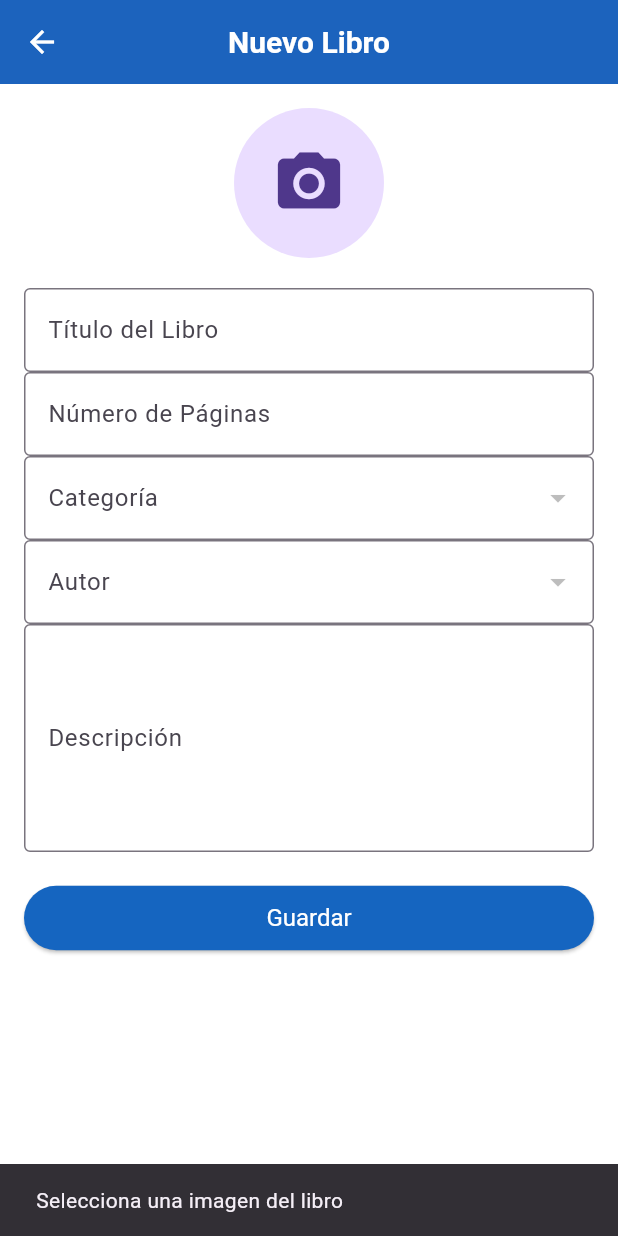
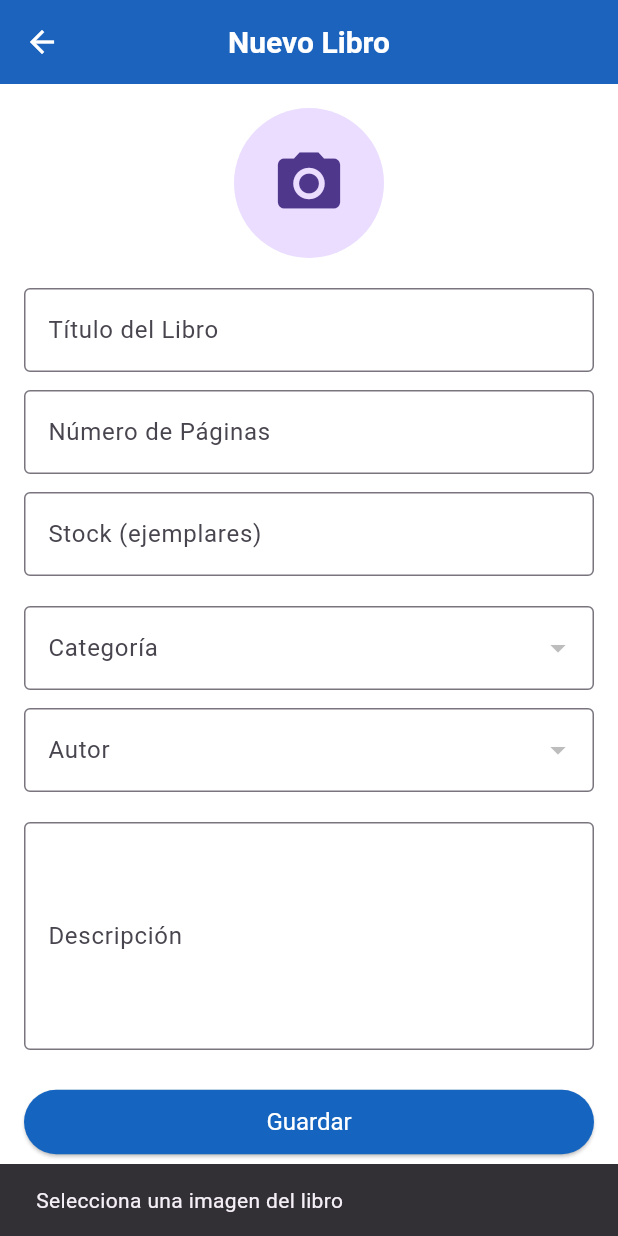
Before and after one commit to Cesar117-V/BibliotecaApp, a Flutter app: the EdicionLibro screen opened directly, after a tap on "Guardar", on a phone screen of 412 x 824 dp. Run offline on Flutter 3.47's test engine with Material 3 defaults, Android fonts, the phone set to English and light mode, and no system bars; our stand-ins replace image_picker, sqflite, sqflite_common_ffi; accounts and stored records are empty.

Commit message:
Añade migración de stock y campo stock en formulario y lista

```diff
--- a/lib/modelo/database/dao.dart
+++ b/lib/modelo/database/dao.dart
@@ -17,7 +17,19 @@ class Dao {
   static Future<Database> _initDB(String filePath) async {
     final databasePath = await getDatabasesPath();
     final path = join(databasePath, filePath);
-    return await openDatabase(path, version: 6, onCreate: _createDB);
+    return await openDatabase(
+      path,
+      version: 7, // <-- Antes era 6, ahora 7
+      onCreate: _createDB,
+      onUpgrade: (db, oldV, newV) async {
+        if (oldV < 7) {
+          // Sólo corre una vez, la primera vez que abra versión 7
+          await db.execute(
+            'ALTER TABLE libros ADD COLUMN stock INTEGER NOT NULL DEFAULT 0',
+          );
+        }
+      },
+    );
   }
 
   static Future _createDB(Database db, int version) async {
@@ -46,6 +58,7 @@ class Dao {
         id_categoria INTEGER NOT NULL,
         numero_paginas INTEGER NOT NULL,
         id_autor INTEGER NOT NULL,
+        stock INTEGER NOT NULL DEFAULT 0,
         FOREIGN KEY (id_categoria) REFERENCES categorias (id),
         FOREIGN KEY (id_autor) REFERENCES autores (id)
       )
@@ -71,6 +84,7 @@ class Dao {
   static Future<Autor> createAutor(Autor autor) async {
     final db = await database;
     final id = await db.insert('autores', autor.toJson());
+    print("✅ [DAO] autor insertado con id=$id");
     autor.id = id;
     return autor;
   }
@@ -99,7 +113,9 @@ class Dao {
   static Future<List<Autor>> listaAutores() async {
     final db = await database;
     final maps = await db.query('autores');
-    return List.generate(maps.length, (i) => Autor.fromJson(maps[i]));
+    final lista = List.generate(maps.length, (i) => Autor.fromJson(maps[i]));
+    print("🔍 [DAO] listaAutores encontró ${lista.length} registros");
+    return lista;
   }
 
   // --------------------- CATEGORÍAS ---------------------
--- a/lib/modelo/libro.dart
+++ b/lib/modelo/libro.dart
@@ -6,6 +6,7 @@ class Libro {
   int? idCategoria;
   int? numeroPaginas;
   int? idAutor;
+  int? stock;
 
   // Constructor principal
   Libro({
@@ -16,6 +17,7 @@ class Libro {
     this.idCategoria,
     this.numeroPaginas,
     this.idAutor,
+    this.stock = 0,
   });
 
   // Constructor desde JSON
@@ -27,6 +29,7 @@ class Libro {
     idCategoria = json['id_categoria'];
     numeroPaginas = json['numero_paginas'];
     idAutor = json['id_autor'];
+    stock = json['stock'] ?? 0;
   }
 
   Map<String, dynamic> toJson() {
@@ -38,6 +41,7 @@ class Libro {
       'id_categoria': idCategoria,
       'numero_paginas': numeroPaginas,
       'id_autor': idAutor,
+      'stock': stock,
     };
   }
 }
--- a/lib/vistas/temas/edicion_libro.dart
+++ b/lib/vistas/temas/edicion_libro.dart
@@ -9,7 +9,6 @@ import 'package:image_picker/image_picker.dart';
 
 class EdicionLibro extends StatefulWidget {
   final Libro? libro;
-
   const EdicionLibro({Key? key, this.libro}) : super(key: key);
 
   @override
@@ -21,6 +20,8 @@ class _EdicionLibroState extends State<EdicionLibro> {
   final _tituloController = TextEditingController();
   final _descripcionController = TextEditingController();
   final _numPaginasController = TextEditingController();
+  final _stockController = TextEditingController(); // ← controller para stock
+
   String? _rutaImagen;
   int? _idCategoriaSeleccionada;
   int? _idAutorSeleccionado;
@@ -31,11 +32,14 @@ class _EdicionLibroState extends State<EdicionLibro> {
   void initState() {
     super.initState();
     _cargarDatos();
+
     if (widget.libro != null) {
       _tituloController.text = widget.libro!.titulo ?? "";
       _descripcionController.text = widget.libro!.descripcion ?? "";
       _numPaginasController.text =
           widget.libro!.numeroPaginas?.toString() ?? "";
+      _stockController.text =
+          widget.libro!.stock?.toString() ?? "0"; // ← poblamos stock
       _rutaImagen = widget.libro!.imagen;
       _idCategoriaSeleccionada = widget.libro!.idCategoria;
       _idAutorSeleccionado = widget.libro!.idAutor;
@@ -53,6 +57,7 @@ class _EdicionLibroState extends State<EdicionLibro> {
     _tituloController.dispose();
     _descripcionController.dispose();
     _numPaginasController.dispose();
+    _stockController.dispose(); // ← liberamos el controller
     super.dispose();
   }
 
@@ -65,96 +70,100 @@ class _EdicionLibroState extends State<EdicionLibro> {
       body: Form(
         key: _formKey,
         child: Padding(
-          padding: const EdgeInsets.all(16.0),
+          padding: const EdgeInsets.all(16),
           child: ListView(
             children: [
+              // Imagen
               GestureDetector(
                 onTap: _seleccionarImagen,
                 child: CircleAvatar(
                   radius: 50,
-                  backgroundImage:
-                      _rutaImagen != null
+                  backgroundImage: _rutaImagen != null
                       ? FileImage(File(_rutaImagen!))
                       : null,
-                  child:
-                      _rutaImagen == null
-                          ? Icon(Icons.camera_alt, size: 50)
+                  child: _rutaImagen == null
+                      ? const Icon(Icons.camera_alt, size: 50)
                       : null,
                 ),
               ),
               const SizedBox(height: 20),
 
-              // Título del libro
+              // Título
               TextFormField(
                 controller: _tituloController,
-                decoration: InputDecoration(labelText: "Título del Libro"),
-                validator:
-                    (value) =>
-                        value == null || value.isEmpty
-                            ? "Campo obligatorio"
-                            : null,
+                decoration:
+                    const InputDecoration(labelText: "Título del Libro"),
+                validator: (v) =>
+                    v == null || v.isEmpty ? "Campo obligatorio" : null,
               ),
+              const SizedBox(height: 12),
 
               // Número de páginas
               TextFormField(
                 controller: _numPaginasController,
                 keyboardType: TextInputType.number,
-                decoration: InputDecoration(labelText: "Número de Páginas"),
-                validator:
-                    (value) =>
-                        value == null || value.isEmpty
-                            ? "Campo obligatorio"
-                            : null,
+                decoration:
+                    const InputDecoration(labelText: "Número de Páginas"),
+                validator: (v) =>
+                    v == null || v.isEmpty ? "Campo obligatorio" : null,
               ),
+              const SizedBox(height: 12),
+
+              // Stock
+              TextFormField(
+                controller: _stockController,
+                keyboardType: TextInputType.number,
+                decoration:
+                    const InputDecoration(labelText: "Stock (ejemplares)"),
+                validator: (v) {
+                  if (v == null || v.isEmpty) return "Campo obligatorio";
+                  if (int.tryParse(v) == null) return "Debe ser un número";
+                  return null;
+                },
+              ),
+              const SizedBox(height: 20),
 
               // Categoría
               DropdownButtonFormField<int>(
-                decoration: InputDecoration(labelText: "Categoría"),
+                decoration: const InputDecoration(labelText: "Categoría"),
                 value: _idCategoriaSeleccionada,
-                items:
-                    _listaCategorias.map((categoria) {
-                      return DropdownMenuItem<int>(
-                        value: categoria.id,
-                        child: Text(categoria.nombre ?? ""),
-                      );
+                items: _listaCategorias.map((cat) {
+                  return DropdownMenuItem(
+                      value: cat.id, child: Text(cat.nombre ?? ""));
                 }).toList(),
-                onChanged:
-                    (value) => setState(() => _idCategoriaSeleccionada = value),
-                validator:
-                    (value) =>
-                        value == null ? "Seleccione una categoría" : null,
+                onChanged: (v) => setState(() => _idCategoriaSeleccionada = v),
+                validator: (v) => v == null ? "Seleccione una categoría" : null,
               ),
+              const SizedBox(height: 12),
 
               // Autor
               DropdownButtonFormField<int>(
-                decoration: InputDecoration(labelText: "Autor"),
+                decoration: const InputDecoration(labelText: "Autor"),
                 value: _idAutorSeleccionado,
-                items:
-                    _listaAutores.map((autor) {
-                      return DropdownMenuItem<int>(
-                        value: autor.id,
-                        child: Text(
-                          "${autor.nombre ?? ""} ${autor.apellidos ?? ""}",
-                        ),
+                items: _listaAutores.map((a) {
+                  return DropdownMenuItem(
+                    value: a.id,
+                    child: Text("${a.nombre} ${a.apellidos}"),
                   );
                 }).toList(),
-                onChanged:
-                    (value) => setState(() => _idAutorSeleccionado = value),
-                validator:
-                    (value) => value == null ? "Seleccione un autor" : null,
+                onChanged: (v) => setState(() => _idAutorSeleccionado = v),
+                validator: (v) => v == null ? "Seleccione un autor" : null,
               ),
+              const SizedBox(height: 20),
 
               // Descripción
               TextFormField(
                 controller: _descripcionController,
-                decoration: InputDecoration(labelText: "Descripción"),
+                decoration: const InputDecoration(labelText: "Descripción"),
                 maxLines: 5,
               ),
-
-              const SizedBox(height: 20),
+              const SizedBox(height: 24),
 
               // Botón Guardar
-              ElevatedButton(onPressed: _guardarLibro, child: Text("Guardar")),
+              ElevatedButton(
+                onPressed: _guardarLibro,
+                child: const Text("Guardar"),
+              ),
             ],
           ),
         ),
@@ -163,33 +172,18 @@ class _EdicionLibroState extends State<EdicionLibro> {
   }
 
   Future<void> _seleccionarImagen() async {
-    final pickedFile = await ImagePicker().pickImage(
-      source: ImageSource.gallery,
-    );
-    if (pickedFile != null) {
-      setState(() {
-        _rutaImagen = pickedFile.path;
-      });
-    }
+    final picked = await ImagePicker().pickImage(source: ImageSource.gallery);
+    if (picked != null) setState(() => _rutaImagen = picked.path);
   }
 
   Future<void> _guardarLibro() async {
     if (_rutaImagen == null) {
       ScaffoldMessenger.of(context).showSnackBar(
-        SnackBar(content: Text("Selecciona una imagen del libro")),
+        const SnackBar(content: Text("Selecciona una imagen del libro")),
       );
       return;
     }
-
     if (_formKey.currentState!.validate()) {
-      // AQUI agregas los prints
-      print("Datos a guardar:");
-      print("Título: ${_tituloController.text}");
-      print("Número de páginas: ${_numPaginasController.text}");
-      print("Categoría ID: $_idCategoriaSeleccionada");
-      print("Autor ID: $_idAutorSeleccionado");
-      print("Ruta Imagen: $_rutaImagen");
-
       final libro = Libro(
         titulo: _tituloController.text,
         descripcion: _descripcionController.text,
@@ -197,6 +191,7 @@ class _EdicionLibroState extends State<EdicionLibro> {
         imagen: _rutaImagen,
         idCategoria: _idCategoriaSeleccionada,
         idAutor: _idAutorSeleccionado,
+        stock: int.tryParse(_stockController.text) ?? 0, // ← leemos stock
       );
 
       if (widget.libro == null) {
@@ -206,11 +201,11 @@ class _EdicionLibroState extends State<EdicionLibro> {
         await Dao.updateLibro(libro);
       }
 
-      ScaffoldMessenger.of(
-        context,
-      ).showSnackBar(SnackBar(content: Text("Libro guardado exitosamente")));
-
-      Navigator.pop(context);
+      ScaffoldMessenger.of(context).showSnackBar(
+        const SnackBar(content: Text("Libro guardado exitosamente")),
+      );
+      // devolvemos 'true' para que la lista se recargue
+      Navigator.pop(context, true);
     }
   }
 }
--- a/pubspec.yaml
+++ b/pubspec.yaml
@@ -13,7 +13,8 @@ dependencies:
   image_picker: ^1.1.2
   path: ^1.9.0
   sqflite: ^2.4.1
-
+  sqflite_common_ffi: ^2.3.5
+  sqflite_common_ffi_web: ^1.0.0
 
 dev_dependencies:
   flutter_test:
```
Also changed, not shown: lib/main.dart (+22 -4 lines), lib/vistas/temas/inventario_screen.dart (+44 -0 lines), pubspec.lock, 1 other file. Lines whose indentation alone changed are shown as unchanged.
